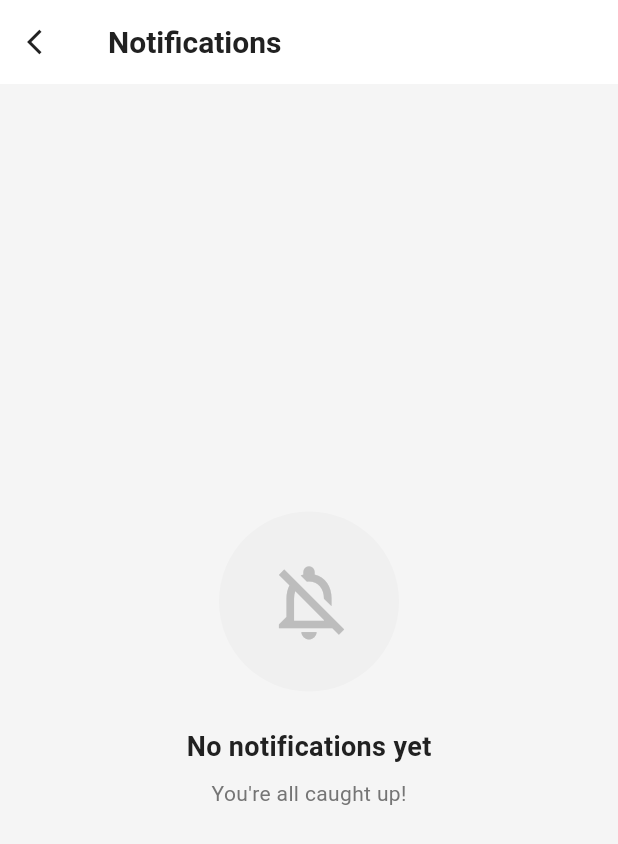
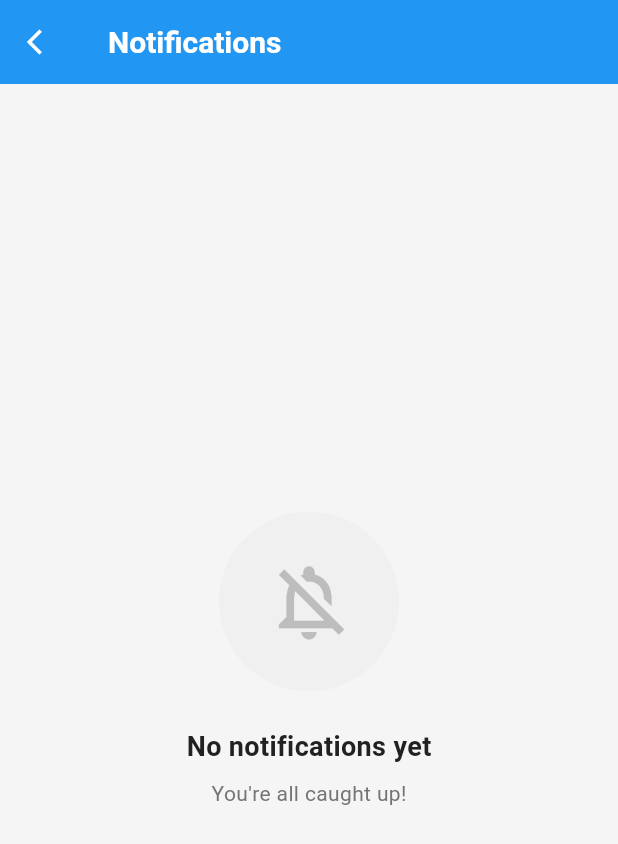
Before and after one commit to Bunkhim/NextGen-Scholars, a Flutter app: the NotificationsScreen screen opened by its route, on a phone screen of 412 x 824 dp. Shown: the top 844 px of the screen. Run offline on Flutter 3.47's test engine with Material 3 defaults, Android fonts, the phone set to English and light mode, and no system bars; our stand-ins replace carousel_slider, cloud_firestore, dropdown_button2, firebase_auth, firebase_core, flutter_dotenv and 8 more; missing offline and left inert: flutter_facebook_auth; accounts and stored records are empty.

Commit message:
Change color appbar

```diff
--- a/lib/screens/authentication/login_screen.dart
+++ b/lib/screens/authentication/login_screen.dart
@@ -246,6 +246,8 @@ class _LoginScreenState extends State<LoginScreen>
                             onFieldSubmitted: (_) =>
                                 controller.passwordFocusNode.requestFocus(),
                             cursorHeight: 20,
+                            cursorColor: Colors.blue,
+                            cursorErrorColor: Colors.blue,
                             style: TextStyle(
                               fontSize: 15,
                               color: colorScheme.onSurface,
@@ -279,6 +281,8 @@ class _LoginScreenState extends State<LoginScreen>
                                   controller.validatePassword(v, t),
                               onFieldSubmitted: (_) => _submitLogin(t),
                               cursorHeight: 20,
+                              cursorColor: Colors.blue,
+                              cursorErrorColor: Colors.blue,
                               style: TextStyle(
                                 fontSize: 15,
                                 color: colorScheme.onSurface,
--- a/lib/screens/main_app/notification_screen.dart
+++ b/lib/screens/main_app/notification_screen.dart
@@ -33,19 +33,13 @@ class NotificationsScreen extends StatelessWidget {
           slivers: [
                     // AppBar
                     SliverAppBar(
-                      backgroundColor: WallpaperService().hasTheme
-                          ? WallpaperService().appBarColor
-                          : colorScheme.surface,
+                      backgroundColor: Colors.blue,
                       elevation: 0,
-                      surfaceTintColor: WallpaperService().hasTheme
-                          ? Colors.transparent
-                          : colorScheme.surface,
+                      surfaceTintColor: Colors.transparent,
                       pinned: true,
                       leading: IconButton(
-                        icon: Icon(Icons.arrow_back_ios,
-                            color: WallpaperService().hasTheme
-                                ? WallpaperService().onThemeColor
-                                : colorScheme.onSurface,
+                        icon: const Icon(Icons.arrow_back_ios,
+                            color: Colors.white,
                             size: 20),
                         onPressed: () => Navigator.pop(context),
                       ),
@@ -54,10 +48,8 @@ class NotificationsScreen extends StatelessWidget {
                         children: [
                           Text(
                             t.translate('notificationTitle'),
-                            style: TextStyle(
-                              color: WallpaperService().hasTheme
-                                  ? WallpaperService().onThemeColor
-                                  : colorScheme.onSurface,
+                            style: const TextStyle(
+                              color: Colors.white,
                               fontSize: 20,
                               fontWeight: FontWeight.w600,
                             ),
@@ -65,12 +57,8 @@ class NotificationsScreen extends StatelessWidget {
                           if (unreadCount > 0)
                             Text(
                               "$unreadCount ${t.translate('notificationUnreadCount')}",
-                              style: TextStyle(
-                                color: WallpaperService().hasTheme
-                                    ? WallpaperService()
-                                        .onThemeColor
-                                        .withOpacity(0.7)
-                                    : colorScheme.onSurfaceVariant,
+                              style: const TextStyle(
+                                color: Colors.white70,
                                 fontSize: 12,
                                 fontWeight: FontWeight.w400,
                               ),
@@ -83,9 +71,8 @@ class NotificationsScreen extends StatelessWidget {
                             onPressed: () => controller.markAllAsRead(),
                             child: Text(
                               t.translate('notificationMarkAllRead'),
-                              style: TextStyle(
-                                color: WallpaperService()
-                                    .themedPrimary(colorScheme),
+                              style: const TextStyle(
+                                color: Colors.white,
                                 fontSize: 14,
                                 fontWeight: FontWeight.w500,
                               ),
```
